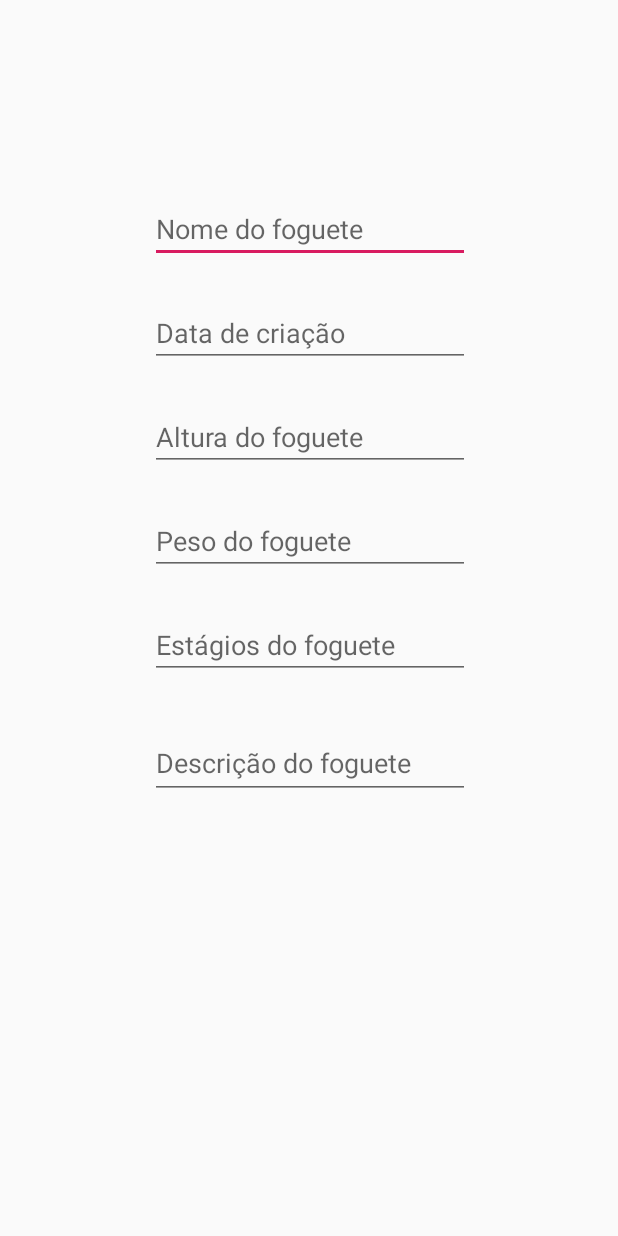
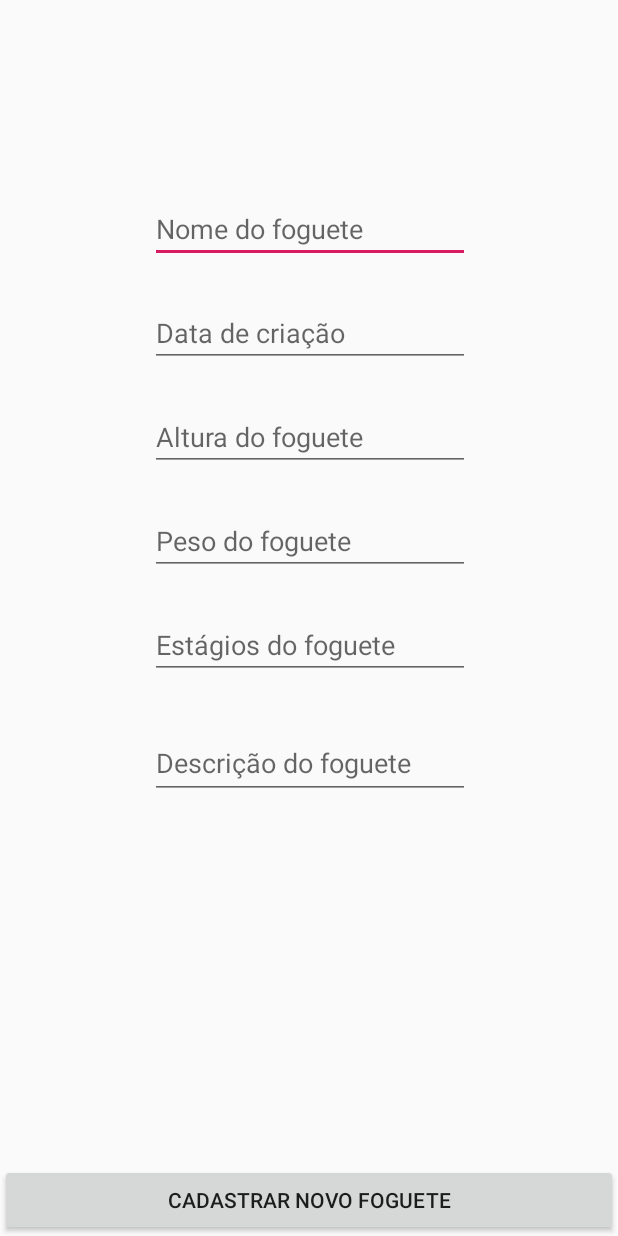
Before and after one commit to LydiaGarcia03/RocketComm, an Android app: the RocketRegister screen opened directly, with no data from a screen before it, on a phone screen of 412 x 824 dp. Run offline under Robolectric (Android 15) with nearby library versions, the phone set to English and light mode, and no system bars; 1 statement that could not run was skipped.

Commit message:
Atualização da tela de cadastro de foguetes

```diff
--- a/app/src/main/java/br/com/lauratobiasf/rocketcommversao2/LaunchController.java
+++ b/app/src/main/java/br/com/lauratobiasf/rocketcommversao2/Controller/LaunchController.java
@@ -1,6 +1,8 @@
-package br.com.lauratobiasf.rocketcommversao2;
+package br.com.lauratobiasf.rocketcommversao2.Controller;
 
 import android.content.Context;
+import br.com.lauratobiasf.rocketcommversao2.Bluetooth;
+import br.com.lauratobiasf.rocketcommversao2.LaunchDAO;
 
 public class LaunchController {
 
@@ -11,7 +13,7 @@ public class LaunchController {
     public LaunchController(Context c) {
 
         cContext = c;
-        launchDAO = new LaunchDAO(cContext);
+        launchDAO = new LaunchDAO();
 
         bt = new Bluetooth();
 
--- a/app/src/main/java/br/com/lauratobiasf/rocketcommversao2/LaunchDAO.java
+++ b/app/src/main/java/br/com/lauratobiasf/rocketcommversao2/LaunchDAO.java
@@ -7,7 +7,7 @@ public class LaunchDAO {
 
     SQLiteDatabase db;
 
-    public LaunchDAO(Context c) {
+    public void createTable(Context c) {
 
         db = c.openOrCreateDatabase("rocketcomm", c.MODE_PRIVATE, null);
 
--- a/app/src/main/java/br/com/lauratobiasf/rocketcommversao2/RocketRegister.java
+++ b/app/src/main/java/br/com/lauratobiasf/rocketcommversao2/RocketRegister.java
@@ -1,14 +1,32 @@
 package br.com.lauratobiasf.rocketcommversao2;
 
 import androidx.appcompat.app.AppCompatActivity;
-
 import android.os.Bundle;
+import android.widget.EditText;
 
 public class RocketRegister extends AppCompatActivity {
+
+    EditText etRocketName, etCreationDate, etRocketHeight, etRocketWeight, etStages, etRocketDesc;
+    RocketDAO rocketDAO;
 
     @Override
     protected void onCreate(Bundle savedInstanceState) {
         super.onCreate(savedInstanceState);
         setContentView(R.layout.activity_rocket_register);
+
+        etRocketName = findViewById(R.id.txtRocketName);
+        etCreationDate = findViewById(R.id.txtCreationDate);
+        etRocketHeight = findViewById(R.id.txtRocketHeight);
+        etRocketWeight = findViewById(R.id.txtWeight);
+        etStages = findViewById(R.id.txtStages);
+        etRocketDesc = findViewById(R.id.txtRocketDesc);
+
     }
+
+    public void register(){
+
+
+
+    }
+
 }
--- a/app/src/main/res/layout/activity_rocket_register.xml
+++ b/app/src/main/res/layout/activity_rocket_register.xml
@@ -76,4 +76,12 @@
             android:hint="Descrição do foguete" />
     </com.google.android.material.textfield.TextInputLayout>
 
+    <Button
+        android:id="@+id/btnRocketRegister"
+        android:layout_width="match_parent"
+        android:layout_height="wrap_content"
+        android:text="Cadastrar novo foguete"
+        app:layout_constraintBottom_toBottomOf="parent"
+        app:layout_constraintStart_toStartOf="parent" />
+
 </androidx.constraintlayout.widget.ConstraintLayout>
```
Also changed, not shown: app/src/main/java/br/com/lauratobiasf/rocketcommversao2/Controller/RocketController.java (renamed from app/src/main/java/br/com/lauratobiasf/rocketcommversao2/RocketController.java, +3 -4 lines), app/src/main/java/br/com/lauratobiasf/rocketcommversao2/RocketDAO.java (+19 -1 lines).
